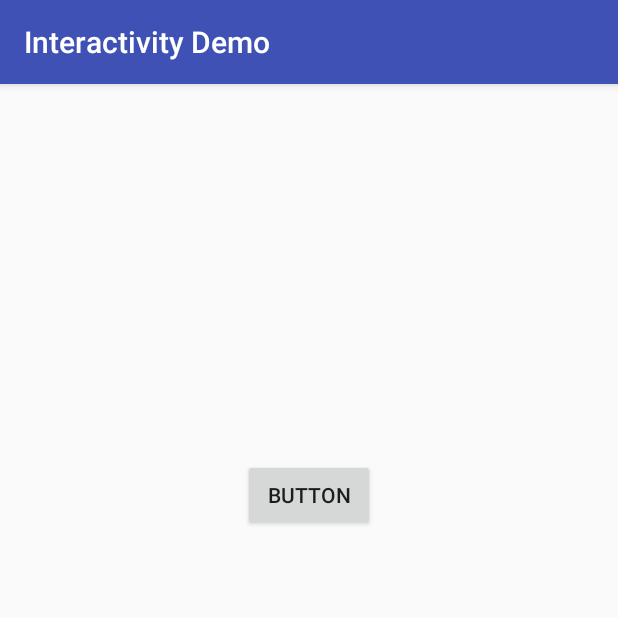
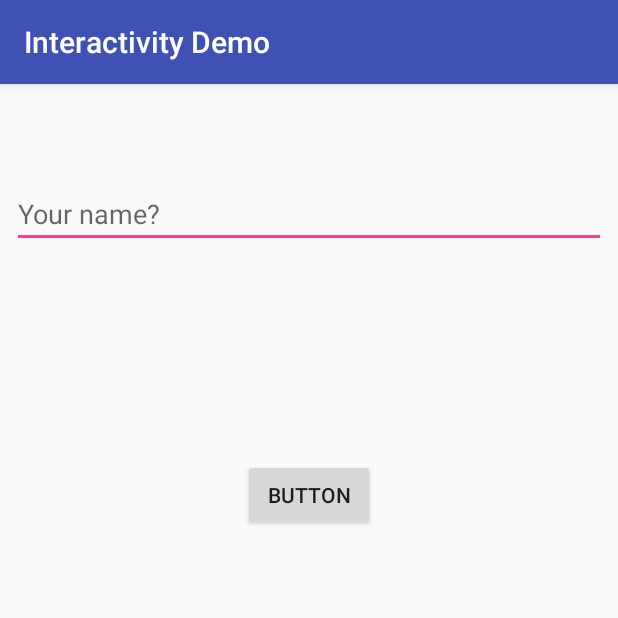
Before and after one commit to nguyenhoangvannha/the-complete-android-oreo-developer-course, an Android app: the screen it shows after launch (MainActivity), after a tap on "BUTTON", on a phone screen of 412 x 824 dp, the top half of it. Run offline under Robolectric (Android 15) with nearby library versions, the phone set to English and light mode, and no system bars.

Commit message:
Exercise Button

```diff
--- a/InteractivityDemo/app/src/main/java/com/example/nhvn/interactivitydemo/MainActivity.java
+++ b/InteractivityDemo/app/src/main/java/com/example/nhvn/interactivitydemo/MainActivity.java
@@ -4,11 +4,15 @@ import android.support.v7.app.AppCompatActivity;
 import android.os.Bundle;
 import android.util.Log;
 import android.view.View;
+import android.widget.EditText;
 
 public class MainActivity extends AppCompatActivity {
 
+
     public  void  clickFunction(View view){
+        EditText nameEditText = (EditText) findViewById(R.id.nameEditText);
         Log.i("Info","Hello World!");
+        Log.i("Values", nameEditText.getText().toString());
     }
     @Override
     protected void onCreate(Bundle savedInstanceState) {
--- a/InteractivityDemo/app/src/main/res/layout/activity_main.xml
+++ b/InteractivityDemo/app/src/main/res/layout/activity_main.xml
@@ -20,4 +20,18 @@
         app:layout_constraintEnd_toEndOf="parent"
         app:layout_constraintStart_toStartOf="parent"
         app:layout_constraintTop_toTopOf="parent" />
+
+    <EditText
+        android:id="@+id/nameEditText"
+        android:layout_width="0dp"
+        android:layout_height="wrap_content"
+        android:layout_marginEnd="8dp"
+        android:layout_marginStart="8dp"
+        android:layout_marginTop="64dp"
+        android:ems="10"
+        android:hint="Your name?"
+        android:inputType="textPersonName"
+        app:layout_constraintEnd_toEndOf="parent"
+        app:layout_constraintStart_toStartOf="parent"
+        app:layout_constraintTop_toTopOf="parent" />
 </android.support.constraint.ConstraintLayout>
```
